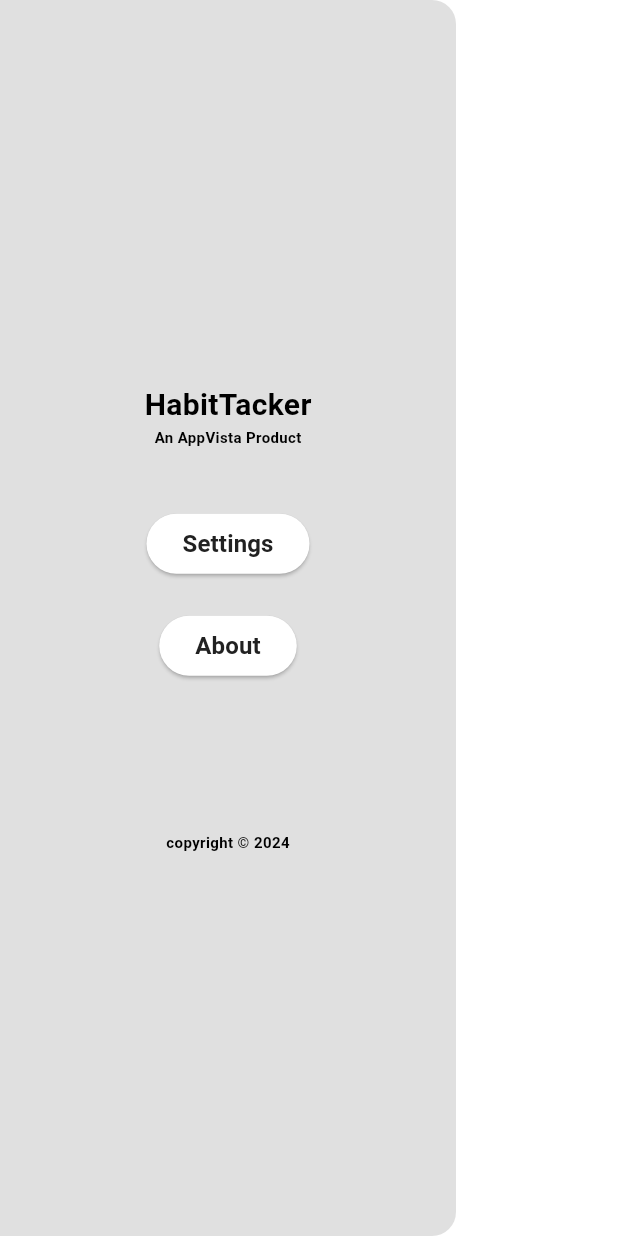
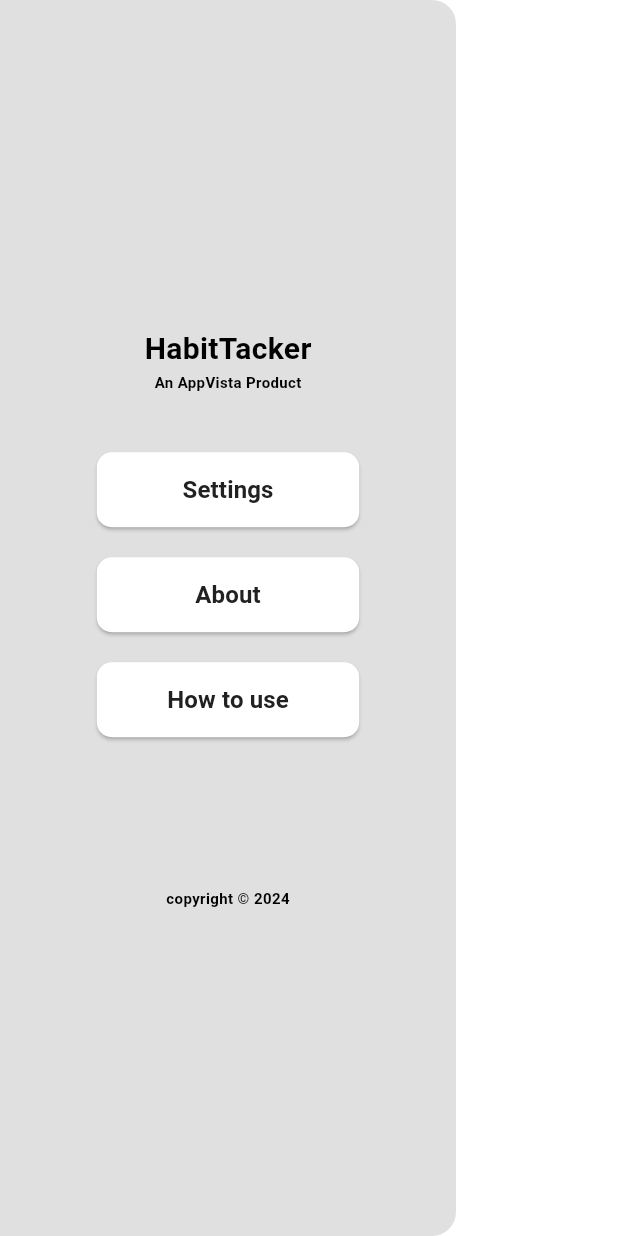
Before and after one commit to karthickkumarsm/Habit-Tracker, a Flutter app: the MyDrawer widget shown alone on an empty page, opened directly, on a phone screen of 412 x 824 dp. Run offline on Flutter 3.47's test engine with Material 3 defaults, Android fonts, the light colour scheme and no system bars; our stand-ins replace awesome_notifications, flutter_heatmap_calendar, flutter_slidable, isar; accounts and stored records are empty; generated files the repository leaves out were written again.

Commit message:
v 1.3 - log feature & UI Update

```diff
--- a/lib/components/my_drawer.dart
+++ b/lib/components/my_drawer.dart
@@ -23,7 +23,10 @@ class MyDrawer extends StatelessWidget {
               style: TextStyle(fontSize: 10, fontWeight: FontWeight.bold),
             ),
             const Padding(padding: EdgeInsets.all(20)),
-            ElevatedButton(
+            SizedBox(
+              width: 175,
+              height: 50,
+              child: ElevatedButton(
                   onPressed: () {
                     Navigator.push(
                       context,
@@ -32,6 +35,11 @@ class MyDrawer extends StatelessWidget {
                       ),
                     );
                   },
+                   style: ElevatedButton.styleFrom(
+                    shape: RoundedRectangleBorder(
+                      borderRadius: BorderRadius.circular(10),
+                    )
+                  ),
                   child: Text(
                     "Settings",
                     style: TextStyle(
@@ -39,10 +47,14 @@ class MyDrawer extends StatelessWidget {
                       fontWeight: FontWeight.w600,
                       color: Theme.of(context).colorScheme.inversePrimary,
                     ),
-                )),
-
+                  ),
+                  ),
+            ),
             const Padding(padding: EdgeInsets.all(10)),
-                ElevatedButton(
+            SizedBox(
+              width: 175,
+              height: 50,
+              child: ElevatedButton(
                   onPressed: () {
                     Navigator.push(
                       context,
@@ -51,6 +63,11 @@ class MyDrawer extends StatelessWidget {
                       ),
                     );
                   },
+                   style: ElevatedButton.styleFrom(
+                    shape: RoundedRectangleBorder(
+                      borderRadius: BorderRadius.circular(10),
+                    )
+                  ),
                    child: Text(
                     "About",
                     style: TextStyle(
@@ -58,17 +75,47 @@ class MyDrawer extends StatelessWidget {
                       fontWeight: FontWeight.w600,
                       color: Theme.of(context).colorScheme.inversePrimary,
                     ),
-                )),
-              Padding(padding: EdgeInsets.only(top: 100)),
-              Text("copyright ©️ 2024",style: TextStyle(fontSize: 10,fontWeight:FontWeight.bold ),)
-
+                  ),
+                  ),
+            ),
+            const Padding(padding: EdgeInsets.all(10)),
+            SizedBox(
+              width: 175,
+              height: 50,
+              child: ElevatedButton(
+                  onPressed: () {
+                    Navigator.push(
+                      context,
+                      MaterialPageRoute(
+                        builder: (context) => const Info(),
+                      ),
+                    );
+                  },
+                  style: ElevatedButton.styleFrom(
+                    shape: RoundedRectangleBorder(
+                      borderRadius: BorderRadius.circular(10),
+                    )
+                  ),
+                  child: Text(
+                    "How to use",
+                    style: TextStyle(
+                      fontSize: 16,
+                      fontWeight: FontWeight.w600,
+                      color: Theme.of(context).colorScheme.inversePrimary,
+                    ),
+                  ),
+                  ),
+            ),
+            const Padding(padding: EdgeInsets.only(top: 100)),
+            const Text(
+              "copyright ©️ 2024",
+              style: TextStyle(fontSize: 10, fontWeight: FontWeight.bold),
+            )
           ],
         ),
       ),
     );
   }
-
-
 }
 
 class Settings extends StatelessWidget {
@@ -89,13 +136,16 @@ class Settings extends StatelessWidget {
         child: Row(
           mainAxisAlignment: MainAxisAlignment.spaceBetween,
           children: [
-          const Text("Dark/Light Mode",style: TextStyle(fontSize: 20,fontWeight: FontWeight.bold),),
+            const Text(
+              "Dark/Light Mode",
+              style: TextStyle(fontSize: 20, fontWeight: FontWeight.bold),
+            ),
             CupertinoSwitch(
                 value: Provider.of<ThemeProvider>(context).isDarkMode,
-            onChanged: (value){
-              Provider.of<ThemeProvider>(context,listen: false).toggleTheme();
-              }
-          )
+                onChanged: (value) {
+                  Provider.of<ThemeProvider>(context, listen: false)
+                      .toggleTheme();
+                })
           ],
         ),
       ),
@@ -118,8 +168,35 @@ class About extends StatelessWidget {
       ),
       body: Container(
         margin: const EdgeInsets.symmetric(vertical: 20, horizontal: 20),
-       child:const Text("Version:1.3.0\n\nContact Us:appvista2024@gmail.com\n",style: TextStyle(fontSize: 20,fontWeight: FontWeight.bold),),
+        child: const Text(
+          "Version : 1.3.0\n\nContact us : appvista2024@gmail.com\n\nCreated By : AppVista",
+          style: TextStyle(fontSize: 20, fontWeight: FontWeight.bold),
+        ),
       ),
     );
   }
 }
+
+class Info extends StatelessWidget {
+  const Info({super.key});
+
+  @override
+  Widget build(BuildContext context) {
+    return Scaffold(
+      backgroundColor: Theme.of(context).colorScheme.background,
+      appBar: AppBar(
+        backgroundColor: Theme.of(context).colorScheme.background,
+        elevation: 0,
+        foregroundColor: Theme.of(context).colorScheme.inversePrimary,
+        title: const Text("How to use"),
+      ),
+      body: Container(
+        margin: const EdgeInsets.symmetric(vertical: 20, horizontal: 20),
+        child: const Text(
+          "1.Enter your Habits by clicking '+' icon button\n\n2.Swipe right side to see the options\n\n3.Click on 'calander' icon to view your completion log\n\n4.Click on 'Edit' icon to edit the habit\n\n5.click on 'Delete' icon to delete the habit\n\n6.Click on Hamburger icon to see menu\n\n7.Click on settings to access settings option",
+          style: TextStyle(fontSize: 18, fontWeight: FontWeight.bold),
+        ),
+      ),
+    );
+  }
+}
--- a/lib/components/my_habit_tile.dart
+++ b/lib/components/my_habit_tile.dart
@@ -33,7 +33,7 @@ class MyHabitTile extends StatelessWidget {
           children: [
             //info
   SlidableAction(
-  onPressed: (async) async {
+  onPressed: (context) async {
    final habitDatabase = Provider.of<HabitDatabase>(context, listen: false);
    final completedTasks = await habitDatabase.getCompletedTasksForHabit(habit.id);
  Navigator.push(
```
Lines whose indentation alone changed are shown as unchanged.
